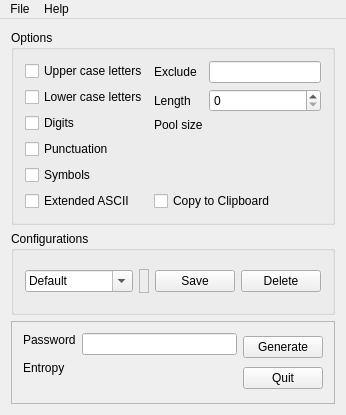
Before: the Qt Designer form mainwindow.ui in TimAllman/Password-Beaver, drawn with Qt 5.
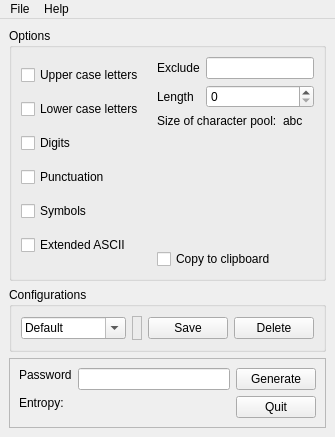
After: the same form once the commit is applied. Icons and pictures are not drawn. Custom widgets are drawn as their Qt base class.

The edit to the form file:
```diff
--- a/mainwindow.ui
+++ b/mainwindow.ui
@@ -6,8 +6,8 @@
    <rect>
     <x>0</x>
     <y>0</y>
-    <width>346</width>
-    <height>415</height>
+    <width>335</width>
+    <height>437</height>
    </rect>
   </property>
   <property name="sizePolicy">
@@ -17,29 +17,20 @@
    </sizepolicy>
   </property>
   <property name="windowTitle">
-   <string>Password Beaver</string>
+   <string notr="true">Password Beaver</string>
   </property>
   <property name="windowIcon">
    <iconset resource="pwbeaver.qrc">
     <normaloff>:/icons/scalable/beaver.svg</normaloff>:/icons/scalable/beaver.svg</iconset>
   </property>
-  <property name="locale">
-   <locale language="English" country="Canada"/>
-  </property>
-  <widget class="QWidget" name="centralWidget">
-   <property name="sizePolicy">
-    <sizepolicy hsizetype="Fixed" vsizetype="Fixed">
-     <horstretch>0</horstretch>
-     <verstretch>0</verstretch>
-    </sizepolicy>
-   </property>
-   <layout class="QVBoxLayout" name="verticalLayout_3">
+  <widget class="QWidget" name="centralwidget">
+   <layout class="QVBoxLayout" name="verticalLayout_5">
     <item>
      <widget class="QGroupBox" name="groupBox_2">
       <property name="title">
        <string>Options</string>
       </property>
-      <layout class="QHBoxLayout" name="horizontalLayout">
+      <layout class="QHBoxLayout" name="horizontalLayout_4">
        <item>
         <layout class="QVBoxLayout" name="verticalLayout">
          <item>
@@ -120,7 +111,9 @@
         </layout>
        </item>
        <item>
-        <layout class="QVBoxLayout" name="verticalLayout_5">
+        <layout class="QVBoxLayout" name="verticalLayout_4">
+         <item>
+          <layout class="QVBoxLayout" name="verticalLayout_3">
          <item>
           <layout class="QFormLayout" name="formLayout">
            <item row="0" column="0">
@@ -130,16 +123,6 @@
              </property>
             </widget>
            </item>
-           <item row="0" column="1">
-            <widget class="QLineEdit" name="excludeCharsLineEdit">
-             <property name="toolTip">
-              <string>&lt;html&gt;&lt;head/&gt;&lt;body&gt;&lt;p&gt;Exclude the characters entered here.&lt;/p&gt;&lt;/body&gt;&lt;/html&gt;</string>
-             </property>
-             <property name="clearButtonEnabled">
-              <bool>true</bool>
-             </property>
-            </widget>
-           </item>
            <item row="1" column="0">
             <widget class="QLabel" name="label_3">
              <property name="text">
@@ -149,32 +132,82 @@
            </item>
            <item row="1" column="1">
             <widget class="QSpinBox" name="passwordLengthSpinBox">
+               <property name="sizePolicy">
+                <sizepolicy hsizetype="Preferred" vsizetype="Fixed">
+                 <horstretch>0</horstretch>
+                 <verstretch>0</verstretch>
+                </sizepolicy>
+               </property>
              <property name="toolTip">
-              <string>&lt;html&gt;&lt;head/&gt;&lt;body&gt;&lt;p&gt;Set the length of the password - 8-99&lt;/p&gt;&lt;/body&gt;&lt;/html&gt;</string>
+                <string>&lt;html&gt;&lt;head/&gt;&lt;body&gt;&lt;p&gt;Set the length of the password - 8-99.&lt;/p&gt;&lt;/body&gt;&lt;/html&gt;</string>
              </property>
              <property name="stepType">
               <enum>QAbstractSpinBox::DefaultStepType</enum>
              </property>
             </widget>
            </item>
-           <item row="2" column="0">
+             <item row="0" column="1">
+              <widget class="QLineEdit" name="excludeCharsLineEdit">
+               <property name="sizePolicy">
+                <sizepolicy hsizetype="Preferred" vsizetype="Fixed">
+                 <horstretch>0</horstretch>
+                 <verstretch>0</verstretch>
+                </sizepolicy>
+               </property>
+               <property name="toolTip">
+                <string>&lt;html&gt;&lt;head/&gt;&lt;body&gt;&lt;p&gt;Exclude the characters entered here.&lt;/p&gt;&lt;/body&gt;&lt;/html&gt;</string>
+               </property>
+               <property name="clearButtonEnabled">
+                <bool>true</bool>
+               </property>
+              </widget>
+             </item>
+            </layout>
+           </item>
+           <item>
+            <layout class="QHBoxLayout" name="horizontalLayout">
+             <item>
             <widget class="QLabel" name="label_4">
              <property name="text">
-              <string>Pool size</string>
+                <string>Size of character pool:</string>
              </property>
             </widget>
            </item>
-           <item row="2" column="1">
+             <item>
             <widget class="QLabel" name="poolSizeLabel">
-             <property name="toolTip">
-              <string>&lt;html&gt;&lt;head/&gt;&lt;body&gt;&lt;p&gt;The number of characters available for password generation. For information only.&lt;/p&gt;&lt;/body&gt;&lt;/html&gt;</string>
+               <property name="enabled">
+                <bool>true</bool>
+               </property>
+               <property name="maximumSize">
+                <size>
+                 <width>1000000</width>
+                 <height>16777215</height>
+                </size>
+               </property>
+               <property name="lineWidth">
+                <number>5</number>
              </property>
              <property name="text">
-              <string/>
+                <string notr="true">abc</string>
              </property>
             </widget>
            </item>
           </layout>
+           </item>
+          </layout>
+         </item>
+         <item>
+          <spacer name="verticalSpacer">
+           <property name="orientation">
+            <enum>Qt::Vertical</enum>
+           </property>
+           <property name="sizeHint" stdset="0">
+            <size>
+             <width>20</width>
+             <height>40</height>
+            </size>
+           </property>
+          </spacer>
          </item>
          <item>
           <widget class="QCheckBox" name="copyToClipboardCheckBox">
@@ -182,7 +215,7 @@
             <string>&lt;html&gt;&lt;head/&gt;&lt;body&gt;&lt;p&gt;Automatically copy password to clipboard.&lt;/p&gt;&lt;/body&gt;&lt;/html&gt;</string>
            </property>
            <property name="text">
-            <string>Copy to Clipboard</string>
+            <string>Copy to clipboard</string>
            </property>
           </widget>
          </item>
@@ -196,6 +229,8 @@
       <property name="title">
        <string>Configurations</string>
       </property>
+      <layout class="QVBoxLayout" name="verticalLayout_6">
+       <item>
       <layout class="QHBoxLayout" name="horizontalLayout_2">
        <item>
         <widget class="QComboBox" name="optionsNameComboBox">
@@ -265,6 +300,8 @@
         </widget>
        </item>
       </layout>
+       </item>
+      </layout>
      </widget>
     </item>
     <item>
@@ -278,7 +315,7 @@
       <property name="lineWidth">
        <number>0</number>
       </property>
-      <layout class="QHBoxLayout" name="horizontalLayout_4">
+      <layout class="QHBoxLayout" name="horizontalLayout_3">
        <item>
         <layout class="QFormLayout" name="formLayout_2">
          <item row="0" column="0">
@@ -319,13 +356,11 @@
             </sizepolicy>
            </property>
            <property name="text">
-            <string>Entropy</string>
+            <string>Entropy:</string>
            </property>
           </widget>
          </item>
          <item row="1" column="1">
-          <layout class="QHBoxLayout" name="horizontalLayout_3">
-           <item>
             <widget class="QLabel" name="entropyLabel">
              <property name="toolTip">
               <string>&lt;html&gt;&lt;head/&gt;&lt;body&gt;&lt;p&gt; The entropy of the password. For information only.&lt;/p&gt;&lt;/body&gt;&lt;/html&gt;</string>
@@ -337,12 +372,16 @@
            </item>
           </layout>
          </item>
-        </layout>
-       </item>
        <item>
         <layout class="QVBoxLayout" name="verticalLayout_2">
          <item>
           <widget class="QPushButton" name="generatePushButton">
+           <property name="sizePolicy">
+            <sizepolicy hsizetype="Preferred" vsizetype="Fixed">
+             <horstretch>0</horstretch>
+             <verstretch>0</verstretch>
+            </sizepolicy>
+           </property>
            <property name="maximumSize">
             <size>
              <width>504</width>
@@ -359,6 +398,12 @@
          </item>
          <item>
           <widget class="QPushButton" name="quitPushButton">
+           <property name="sizePolicy">
+            <sizepolicy hsizetype="Preferred" vsizetype="Fixed">
+             <horstretch>0</horstretch>
+             <verstretch>0</verstretch>
+            </sizepolicy>
+           </property>
            <property name="toolTip">
             <string>&lt;html&gt;&lt;head/&gt;&lt;body&gt;&lt;p&gt;Exit &lt;span style=&quot; font-weight:600;&quot;&gt;Password Beaver&lt;/span&gt;.&lt;/p&gt;&lt;/body&gt;&lt;/html&gt;</string>
            </property>
@@ -377,12 +422,12 @@
     </item>
    </layout>
   </widget>
-  <widget class="QMenuBar" name="menuBar">
+  <widget class="QMenuBar" name="menubar">
    <property name="geometry">
     <rect>
      <x>0</x>
      <y>0</y>
-     <width>346</width>
+     <width>335</width>
      <height>22</height>
     </rect>
    </property>
@@ -390,49 +435,49 @@
     <property name="title">
      <string>File</string>
     </property>
-    <addaction name="exitAction"/>
+    <addaction name="actionQuit"/>
    </widget>
    <widget class="QMenu" name="menuHelp">
     <property name="title">
      <string>Help</string>
     </property>
-    <addaction name="helpAction"/>
+    <addaction name="actionManual"/>
     <addaction name="separator"/>
-    <addaction name="aboutQtAction"/>
-    <addaction name="aboutAction"/>
+    <addaction name="actionAbout_Qt"/>
+    <addaction name="actionAbout"/>
    </widget>
    <addaction name="menuFile"/>
    <addaction name="menuHelp"/>
   </widget>
-  <action name="exitAction">
+  <action name="actionQuit">
+   <property name="text">
+    <string>Quit</string>
+   </property>
+  </action>
+  <action name="actionManual">
+   <property name="text">
+    <string>Manual</string>
+   </property>
+  </action>
+  <action name="actionAbout_Qt">
    <property name="icon">
     <iconset resource="pwbeaver.qrc">
-     <normaloff>:/icons/scalable/application-exit.svg</normaloff>:/icons/scalable/application-exit.svg</iconset>
+     <normaloff>:/icons/scalable/qtlogo.svg</normaloff>:/icons/scalable/qtlogo.svg</iconset>
    </property>
-   <property name="text">
-    <string>Exit</string>
-   </property>
-   <property name="shortcut">
-    <string>Ctrl+Q</string>
-   </property>
-  </action>
-  <action name="aboutAction">
-   <property name="text">
-    <string>About</string>
-   </property>
-  </action>
-  <action name="aboutQtAction">
    <property name="text">
     <string>About Qt</string>
    </property>
   </action>
-  <action name="helpAction">
+  <action name="actionAbout">
+   <property name="icon">
+    <iconset resource="pwbeaver.qrc">
+     <normaloff>:/icons/scalable/beaver.svg</normaloff>:/icons/scalable/beaver.svg</iconset>
+   </property>
    <property name="text">
-    <string>Help</string>
+    <string>About</string>
    </property>
   </action>
  </widget>
- <layoutdefault spacing="6" margin="11"/>
  <customwidgets>
   <customwidget>
    <class>IndicatorWidget</class>
```
Lines whose indentation alone changed are shown as unchanged.
